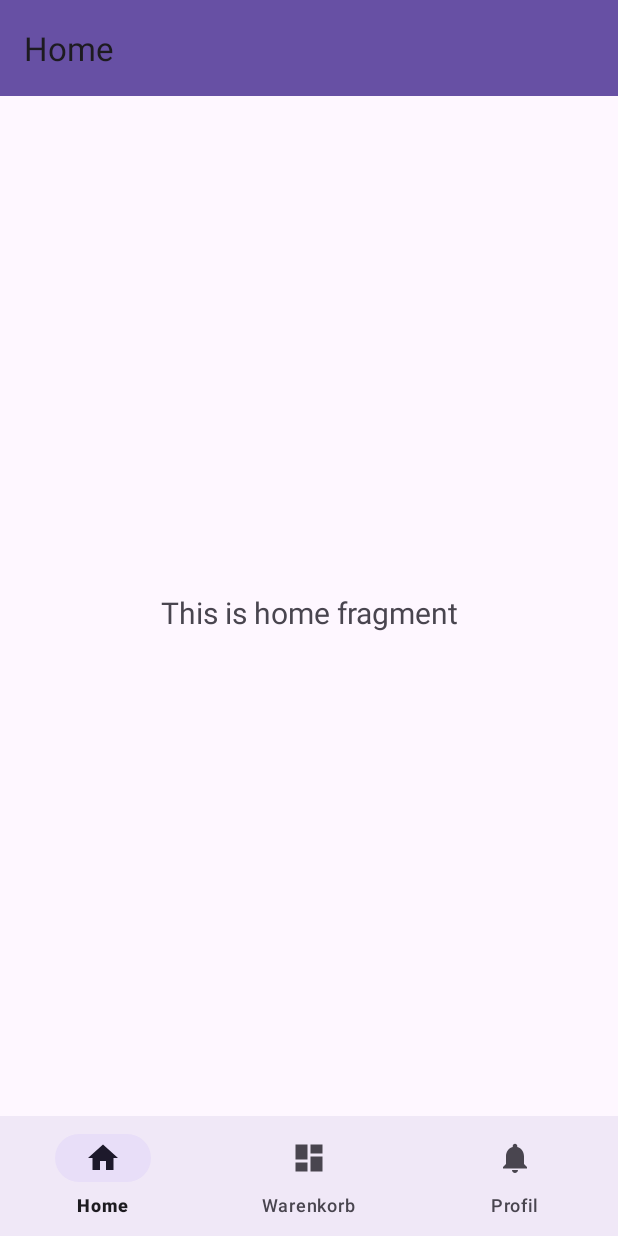
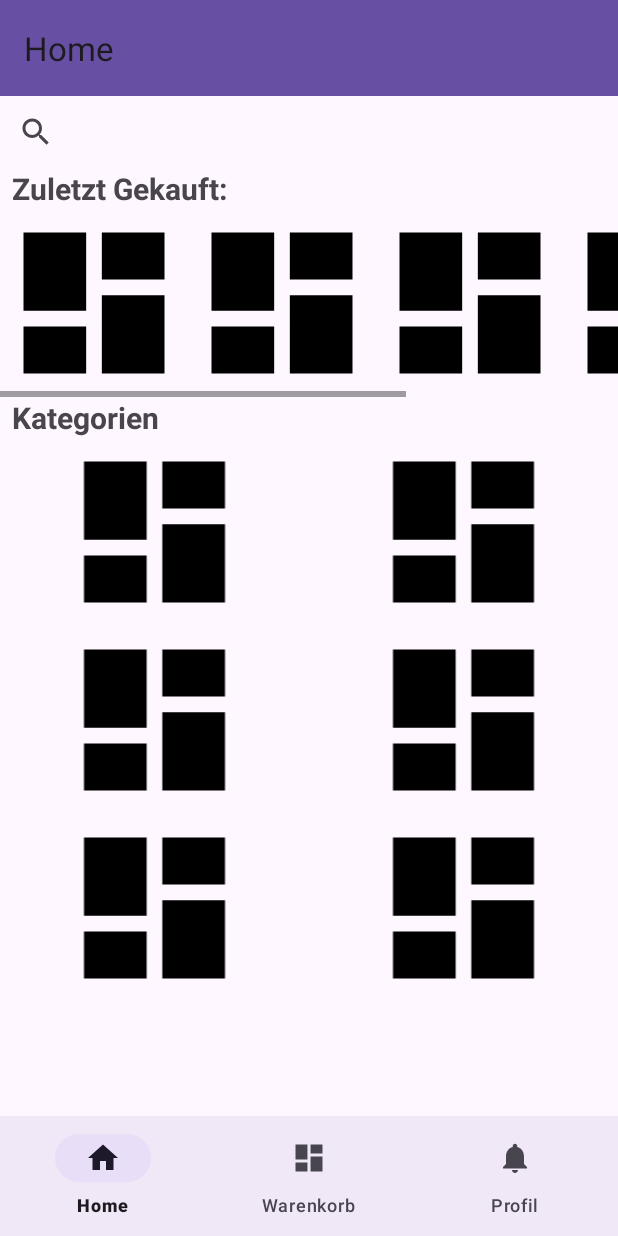
Before and after one commit to LeoHerrmann/blink, an Android app: the CustomerMain screen opened directly, with no data from a screen before it, on a phone screen of 412 x 824 dp. Run offline under Robolectric (Android 15) with nearby library versions, the phone set to English and light mode, and no system bars; our stand-ins replace navigation-ui.

Commit message:
Home Seite ferrtig

```diff
--- a/app/src/main/java/com/example/appactivitys/CustomerMain.java
+++ b/app/src/main/java/com/example/appactivitys/CustomerMain.java
@@ -38,4 +38,8 @@ public class CustomerMain extends AppCompatActivity {
         NavigationUI.setupWithNavController(binding.navView, navController);
     }
 
+    public void launchCustomerDetails() {
+
+    }
+
 }
--- a/app/src/main/java/com/example/appactivitys/ui/home/HomeFragment.java
+++ b/app/src/main/java/com/example/appactivitys/ui/home/HomeFragment.java
@@ -24,8 +24,6 @@ public class HomeFragment extends Fragment {
         binding = FragmentHomeBinding.inflate(inflater, container, false);
         View root = binding.getRoot();
 
-        final TextView textView = binding.textHome;
-        homeViewModel.getText().observe(getViewLifecycleOwner(), textView::setText);
         return root;
     }
 
--- a/app/src/main/res/layout/activity_customer_main.xml
+++ b/app/src/main/res/layout/activity_customer_main.xml
@@ -19,6 +19,8 @@
         app:layout_constraintTop_toTopOf="parent"
         app:popupTheme="@style/ThemeOverlay.AppCompat.Light" />
 
+
+
     <fragment
         android:id="@+id/nav_host_fragment_activity_customer_main"
         android:name="androidx.navigation.fragment.NavHostFragment"
@@ -27,7 +29,9 @@
         app:defaultNavHost="true"
         app:layout_constraintBottom_toTopOf="@id/nav_view"
         app:layout_constraintTop_toBottomOf="@id/toolbar"
-        app:navGraph="@navigation/mobile_navigation" />
+        app:layout_constraintVertical_bias="0.0"
+        app:navGraph="@navigation/mobile_navigation"
+        tools:layout_editor_absoluteX="31dp" />
 
     <com.google.android.material.bottomnavigation.BottomNavigationView
         android:id="@+id/nav_view"
--- a/app/src/main/res/layout/fragment_home.xml
+++ b/app/src/main/res/layout/fragment_home.xml
@@ -1,4 +1,5 @@
 <?xml version="1.0" encoding="utf-8"?>
+
 <androidx.constraintlayout.widget.ConstraintLayout xmlns:android="http://schemas.android.com/apk/res/android"
     xmlns:app="http://schemas.android.com/apk/res-auto"
     xmlns:tools="http://schemas.android.com/tools"
@@ -6,17 +7,149 @@
     android:layout_height="match_parent"
     tools:context=".ui.home.HomeFragment">
 
-    <TextView
-        android:id="@+id/text_home"
-        android:layout_width="match_parent"
+    <SearchView
+        android:id="@+id/searchView4"
+        android:layout_width="0dp"
         android:layout_height="wrap_content"
-        android:layout_marginStart="8dp"
-        android:layout_marginTop="8dp"
-        android:layout_marginEnd="8dp"
-        android:textAlignment="center"
-        android:textSize="20sp"
-        app:layout_constraintBottom_toBottomOf="parent"
         app:layout_constraintEnd_toEndOf="parent"
         app:layout_constraintStart_toStartOf="parent"
         app:layout_constraintTop_toTopOf="parent" />
+
+    <ScrollView
+        android:id="@+id/verticalScrollView"
+        android:layout_width="match_parent"
+        android:layout_height="wrap_content"
+        app:layout_constraintStart_toStartOf="parent"
+        app:layout_constraintTop_toBottomOf="@+id/searchView4">
+
+        <LinearLayout
+            android:layout_width="match_parent"
+            android:layout_height="wrap_content"
+            android:orientation="vertical">
+
+            <TextView
+                android:id="@+id/resentProductHeader"
+                android:layout_width="match_parent"
+                android:layout_height="wrap_content"
+                android:layout_marginStart="8dp"
+                android:layout_marginEnd="8dp"
+                android:text="Zuletzt Gekauft: "
+                android:textAlignment="viewStart"
+                android:textAppearance="@style/TextAppearance.AppCompat.Display1"
+                android:textSize="20sp"
+                android:textStyle="bold"
+                app:layout_constraintEnd_toEndOf="parent"
+                app:layout_constraintHorizontal_bias="0.0"
+                app:layout_constraintStart_toStartOf="parent"
+                app:layout_constraintTop_toBottomOf="parent" />
+
+            <HorizontalScrollView
+                android:id="@+id/horizontalScrollView"
+                android:layout_width="match_parent"
+                android:layout_height="wrap_content"
+                app:layout_constraintTop_toBottomOf="@+id/resentProductHeader">
+
+
+                <LinearLayout
+                    android:layout_width="wrap_content"
+                    android:layout_height="match_parent"
+                    android:orientation="horizontal">
+
+                    <ImageView
+                        android:layout_width="125dp"
+                        android:layout_height="125dp"
+                        android:onClick="launchProductDetails"
+                        android:src="@drawable/ic_dashboard_black_24dp" />
+
+                    <ImageView
+                        android:layout_width="125dp"
+                        android:layout_height="125dp"
+                        android:src="@drawable/ic_dashboard_black_24dp" />
+
+                    <ImageView
+                        android:layout_width="125dp"
+                        android:layout_height="125dp"
+                        android:src="@drawable/ic_dashboard_black_24dp" />
+
+                    <ImageView
+                        android:layout_width="125dp"
+                        android:layout_height="125dp"
+                        android:src="@drawable/ic_dashboard_black_24dp" />
+
+                    <ImageView
+                        android:layout_width="125dp"
+                        android:layout_height="125dp"
+                        android:src="@drawable/ic_dashboard_black_24dp" />
+                </LinearLayout>
+            </HorizontalScrollView>
+
+            <TextView
+                android:id="@+id/resentProductHeader2"
+                android:layout_width="match_parent"
+                android:layout_height="wrap_content"
+                android:layout_marginStart="8dp"
+                android:layout_marginEnd="8dp"
+                android:text="Kategorien"
+                android:textAlignment="viewStart"
+                android:textAppearance="@style/TextAppearance.AppCompat.Display1"
+                android:textSize="20sp"
+                android:textStyle="bold"
+                app:layout_constraintEnd_toEndOf="parent"
+                app:layout_constraintHorizontal_bias="0.0"
+                app:layout_constraintStart_toStartOf="parent"
+                app:layout_constraintTop_toBottomOf="@+id/horizontalScrollView" />
+
+            <GridLayout
+                android:layout_width="match_parent"
+                android:layout_height="wrap_content"
+                android:paddingBottom="56dp"
+                android:columnCount="2"
+                android:rowCount="2">
+
+                <ImageView
+                    android:layout_width="125dp"
+                    android:layout_height="125dp"
+                    android:layout_columnWeight="1"
+                    android:layout_rowWeight="1"
+                    android:src="@drawable/ic_dashboard_black_24dp" />
+
+                <ImageView
+                    android:layout_width="125dp"
+                    android:layout_height="125dp"
+                    android:layout_columnWeight="1"
+                    android:layout_rowWeight="1"
+                    android:src="@drawable/ic_dashboard_black_24dp" />
+
+                <ImageView
+                    android:layout_width="125dp"
+                    android:layout_height="125dp"
+                    android:layout_columnWeight="1"
+                    android:layout_rowWeight="1"
+                    android:src="@drawable/ic_dashboard_black_24dp" />
+
+                <ImageView
+                    android:layout_width="125dp"
+                    android:layout_height="125dp"
+                    android:layout_columnWeight="1"
+                    android:layout_rowWeight="1"
+                    android:src="@drawable/ic_dashboard_black_24dp" />
+
+                <ImageView
+                    android:layout_width="125dp"
+                    android:layout_height="125dp"
+                    android:layout_columnWeight="1"
+                    android:layout_rowWeight="1"
+                    android:src="@drawable/ic_dashboard_black_24dp" />
+                <ImageView
+                    android:layout_width="125dp"
+                    android:layout_height="125dp"
+                    android:layout_columnWeight="1"
+                    android:layout_rowWeight="1"
+                    android:src="@drawable/ic_dashboard_black_24dp" />
+
+            </GridLayout>
+        </LinearLayout>
+
+    </ScrollView>
+
 </androidx.constraintlayout.widget.ConstraintLayout>
```
